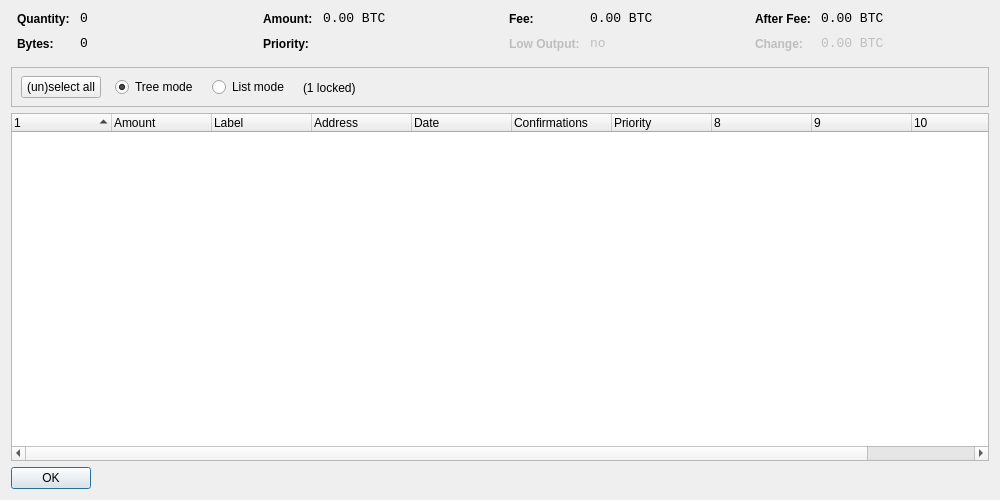
This is src/qt/forms/coincontroldialog.ui in stredle/stredle as Qt 5 draws it before an edit. The edited form follows.
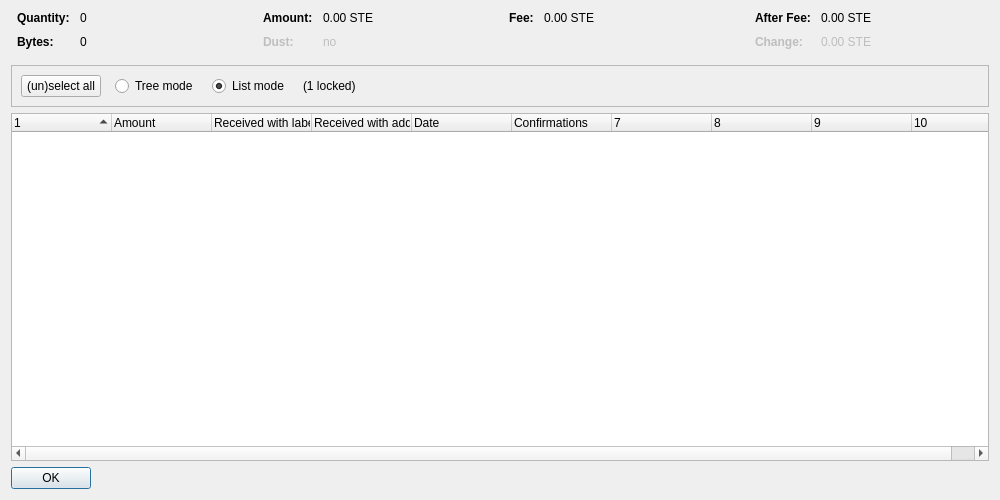
This is the edited form. Custom widgets are drawn as their Qt base class.

Patch:
```diff
--- a/src/qt/forms/coincontroldialog.ui
+++ b/src/qt/forms/coincontroldialog.ui
@@ -38,8 +38,11 @@
        </property>
        <item row="0" column="0">
         <widget class="QLabel" name="labelCoinControlQuantityText">
-         <property name="styleSheet">
-          <string notr="true">font-weight:bold;</string>
+         <property name="font">
+          <font>
+           <weight>75</weight>
+           <bold>true</bold>
+          </font>
          </property>
          <property name="text">
           <string>Quantity:</string>
@@ -48,12 +51,6 @@
        </item>
        <item row="0" column="1">
         <widget class="QLabel" name="labelCoinControlQuantity">
-         <property name="font">
-          <font>
-           <family>Monospace</family>
-           <pointsize>10</pointsize>
-          </font>
-         </property>
          <property name="cursor">
           <cursorShape>IBeamCursor</cursorShape>
          </property>
@@ -70,8 +67,11 @@
        </item>
        <item row="1" column="0">
         <widget class="QLabel" name="labelCoinControlBytesText">
-         <property name="styleSheet">
-          <string notr="true">font-weight:bold;</string>
+         <property name="font">
+          <font>
+           <weight>75</weight>
+           <bold>true</bold>
+          </font>
          </property>
          <property name="text">
           <string>Bytes:</string>
@@ -80,12 +80,6 @@
        </item>
        <item row="1" column="1">
         <widget class="QLabel" name="labelCoinControlBytes">
-         <property name="font">
-          <font>
-           <family>Monospace</family>
-           <pointsize>10</pointsize>
-          </font>
-         </property>
          <property name="cursor">
           <cursorShape>IBeamCursor</cursorShape>
          </property>
@@ -118,8 +112,11 @@
        </property>
        <item row="0" column="0">
         <widget class="QLabel" name="labelCoinControlAmountText">
-         <property name="styleSheet">
-          <string notr="true">font-weight:bold;</string>
+         <property name="font">
+          <font>
+           <weight>75</weight>
+           <bold>true</bold>
+          </font>
          </property>
          <property name="text">
           <string>Amount:</string>
@@ -128,12 +125,6 @@
        </item>
        <item row="0" column="1">
         <widget class="QLabel" name="labelCoinControlAmount">
-         <property name="font">
-          <font>
-           <family>Monospace</family>
-           <pointsize>10</pointsize>
-          </font>
-         </property>
          <property name="cursor">
           <cursorShape>IBeamCursor</cursorShape>
          </property>
@@ -141,7 +132,7 @@
           <enum>Qt::ActionsContextMenu</enum>
          </property>
          <property name="text">
-          <string notr="true">0.00 BTC</string>
+          <string notr="true">0.00 STE</string>
          </property>
          <property name="textInteractionFlags">
           <set>Qt::LinksAccessibleByMouse|Qt::TextSelectableByKeyboard|Qt::TextSelectableByMouse</set>
@@ -149,22 +140,25 @@
         </widget>
        </item>
        <item row="1" column="0">
-        <widget class="QLabel" name="labelCoinControlPriorityText">
-         <property name="styleSheet">
-          <string notr="true">font-weight:bold;</string>
+        <widget class="QLabel" name="labelCoinControlLowOutputText">
+         <property name="enabled">
+          <bool>false</bool>
+         </property>
+         <property name="font">
+          <font>
+           <weight>75</weight>
+           <bold>true</bold>
+          </font>
          </property>
          <property name="text">
-          <string>Priority:</string>
+          <string>Dust:</string>
          </property>
         </widget>
        </item>
        <item row="1" column="1">
-        <widget class="QLabel" name="labelCoinControlPriority">
-         <property name="font">
-          <font>
-           <family>Monospace</family>
-           <pointsize>10</pointsize>
-          </font>
+        <widget class="QLabel" name="labelCoinControlLowOutput">
+         <property name="enabled">
+          <bool>false</bool>
          </property>
          <property name="cursor">
           <cursorShape>IBeamCursor</cursorShape>
@@ -173,7 +167,7 @@
           <enum>Qt::ActionsContextMenu</enum>
          </property>
          <property name="text">
-          <string/>
+          <string notr="true">no</string>
          </property>
          <property name="textInteractionFlags">
           <set>Qt::LinksAccessibleByMouse|Qt::TextSelectableByKeyboard|Qt::TextSelectableByMouse</set>
@@ -198,8 +192,11 @@
        </property>
        <item row="0" column="0">
         <widget class="QLabel" name="labelCoinControlFeeText">
-         <property name="styleSheet">
-          <string notr="true">font-weight:bold;</string>
+         <property name="font">
+          <font>
+           <weight>75</weight>
+           <bold>true</bold>
+          </font>
          </property>
          <property name="text">
           <string>Fee:</string>
@@ -208,12 +205,6 @@
        </item>
        <item row="0" column="1">
         <widget class="QLabel" name="labelCoinControlFee">
-         <property name="font">
-          <font>
-           <family>Monospace</family>
-           <pointsize>10</pointsize>
-          </font>
-         </property>
          <property name="cursor">
           <cursorShape>IBeamCursor</cursorShape>
          </property>
@@ -221,45 +212,7 @@
           <enum>Qt::ActionsContextMenu</enum>
          </property>
          <property name="text">
-          <string notr="true">0.00 BTC</string>
-         </property>
-         <property name="textInteractionFlags">
-          <set>Qt::LinksAccessibleByMouse|Qt::TextSelectableByKeyboard|Qt::TextSelectableByMouse</set>
-         </property>
-        </widget>
-       </item>
-       <item row="1" column="0">
-        <widget class="QLabel" name="labelCoinControlLowOutputText">
-         <property name="enabled">
-          <bool>false</bool>
-         </property>
-         <property name="styleSheet">
-          <string notr="true">font-weight:bold;</string>
-         </property>
-         <property name="text">
-          <string>Low Output:</string>
-         </property>
-        </widget>
-       </item>
-       <item row="1" column="1">
-        <widget class="QLabel" name="labelCoinControlLowOutput">
-         <property name="enabled">
-          <bool>false</bool>
-         </property>
-         <property name="font">
-          <font>
-           <family>Monospace</family>
-           <pointsize>10</pointsize>
-          </font>
-         </property>
-         <property name="cursor">
-          <cursorShape>IBeamCursor</cursorShape>
-         </property>
-         <property name="contextMenuPolicy">
-          <enum>Qt::ActionsContextMenu</enum>
-         </property>
-         <property name="text">
-          <string>no</string>
+          <string notr="true">0.00 STE</string>
          </property>
          <property name="textInteractionFlags">
           <set>Qt::LinksAccessibleByMouse|Qt::TextSelectableByKeyboard|Qt::TextSelectableByMouse</set>
@@ -284,8 +237,11 @@
        </property>
        <item row="0" column="0">
         <widget class="QLabel" name="labelCoinControlAfterFeeText">
-         <property name="styleSheet">
-          <string notr="true">font-weight:bold;</string>
+         <property name="font">
+          <font>
+           <weight>75</weight>
+           <bold>true</bold>
+          </font>
          </property>
          <property name="text">
           <string>After Fee:</string>
@@ -294,12 +250,6 @@
        </item>
        <item row="0" column="1">
         <widget class="QLabel" name="labelCoinControlAfterFee">
-         <property name="font">
-          <font>
-           <family>Monospace</family>
-           <pointsize>10</pointsize>
-          </font>
-         </property>
          <property name="cursor">
           <cursorShape>IBeamCursor</cursorShape>
          </property>
@@ -307,7 +257,7 @@
           <enum>Qt::ActionsContextMenu</enum>
          </property>
          <property name="text">
-          <string notr="true">0.00 BTC</string>
+          <string notr="true">0.00 STE</string>
          </property>
          <property name="textInteractionFlags">
           <set>Qt::LinksAccessibleByMouse|Qt::TextSelectableByKeyboard|Qt::TextSelectableByMouse</set>
@@ -319,8 +269,11 @@
          <property name="enabled">
           <bool>false</bool>
          </property>
-         <property name="styleSheet">
-          <string notr="true">font-weight:bold;</string>
+         <property name="font">
+          <font>
+           <weight>75</weight>
+           <bold>true</bold>
+          </font>
          </property>
          <property name="text">
           <string>Change:</string>
@@ -332,12 +285,6 @@
          <property name="enabled">
           <bool>false</bool>
          </property>
-         <property name="font">
-          <font>
-           <family>Monospace</family>
-           <pointsize>10</pointsize>
-          </font>
-         </property>
          <property name="cursor">
           <cursorShape>IBeamCursor</cursorShape>
          </property>
@@ -345,7 +292,7 @@
           <enum>Qt::ActionsContextMenu</enum>
          </property>
          <property name="text">
-          <string notr="true">0.00 BTC</string>
+          <string notr="true">0.00 STE</string>
          </property>
          <property name="textInteractionFlags">
           <set>Qt::LinksAccessibleByMouse|Qt::TextSelectableByKeyboard|Qt::TextSelectableByMouse</set>
@@ -370,15 +317,8 @@
      <property name="frameShadow">
       <enum>QFrame::Sunken</enum>
      </property>
-     <widget class="QWidget" name="horizontalLayoutWidget">
-      <property name="geometry">
-       <rect>
-        <x>10</x>
-        <y>0</y>
-        <width>781</width>
-        <height>41</height>
-       </rect>
-      </property>
+     <layout class="QHBoxLayout" name="horizontalLayout">
+      <item>
       <layout class="QHBoxLayout" name="horizontalLayoutPanel" stretch="0,0,0,0,0">
        <property name="spacing">
         <number>14</number>
@@ -394,6 +334,9 @@
          <property name="text">
           <string>(un)select all</string>
          </property>
+          <property name="autoDefault">
+           <bool>false</bool>
+          </property>
         </widget>
        </item>
        <item>
@@ -407,9 +350,6 @@
          <property name="text">
           <string>Tree mode</string>
          </property>
-         <property name="checked">
-          <bool>true</bool>
-         </property>
         </widget>
        </item>
        <item>
@@ -423,6 +363,9 @@
          <property name="text">
           <string>List mode</string>
          </property>
+          <property name="checked">
+           <bool>true</bool>
+          </property>
         </widget>
        </item>
        <item>
@@ -446,7 +389,8 @@
         </spacer>
        </item>
       </layout>
-     </widget>
+      </item>
+     </layout>
     </widget>
    </item>
    <item>
@@ -458,7 +402,7 @@
       <bool>false</bool>
      </property>
      <property name="columnCount">
-      <number>11</number>
+      <number>10</number>
      </property>
      <attribute name="headerShowSortIndicator" stdset="0">
       <bool>true</bool>
@@ -478,12 +422,12 @@
      </column>
      <column>
       <property name="text">
-       <string notr="true">Label</string>
+       <string>Received with label</string>
       </property>
      </column>
      <column>
       <property name="text">
-       <string>Address</string>
+       <string>Received with address</string>
       </property>
      </column>
      <column>
@@ -499,11 +443,6 @@
        <string>Confirmed</string>
       </property>
      </column>
-     <column>
-      <property name="text">
-       <string>Priority</string>
-      </property>
-     </column>
      <column>
       <property name="text">
        <string/>
```
Left out of the diff: 6 changed lines with no effect on the pictures. Lines whose indentation alone changed are shown as unchanged.
